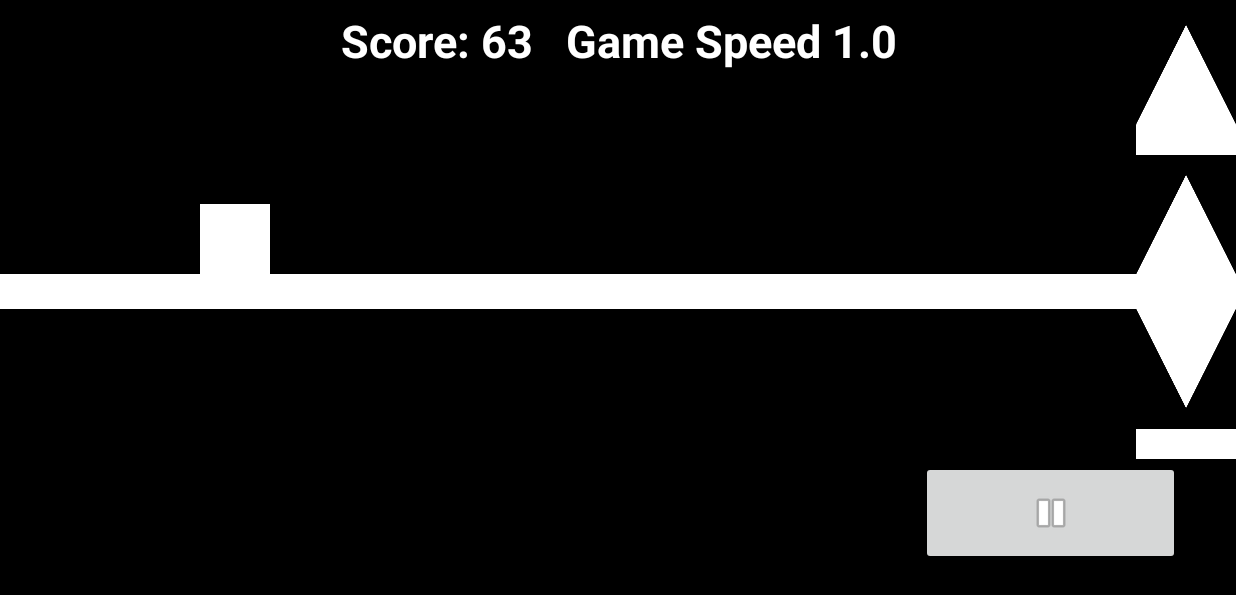
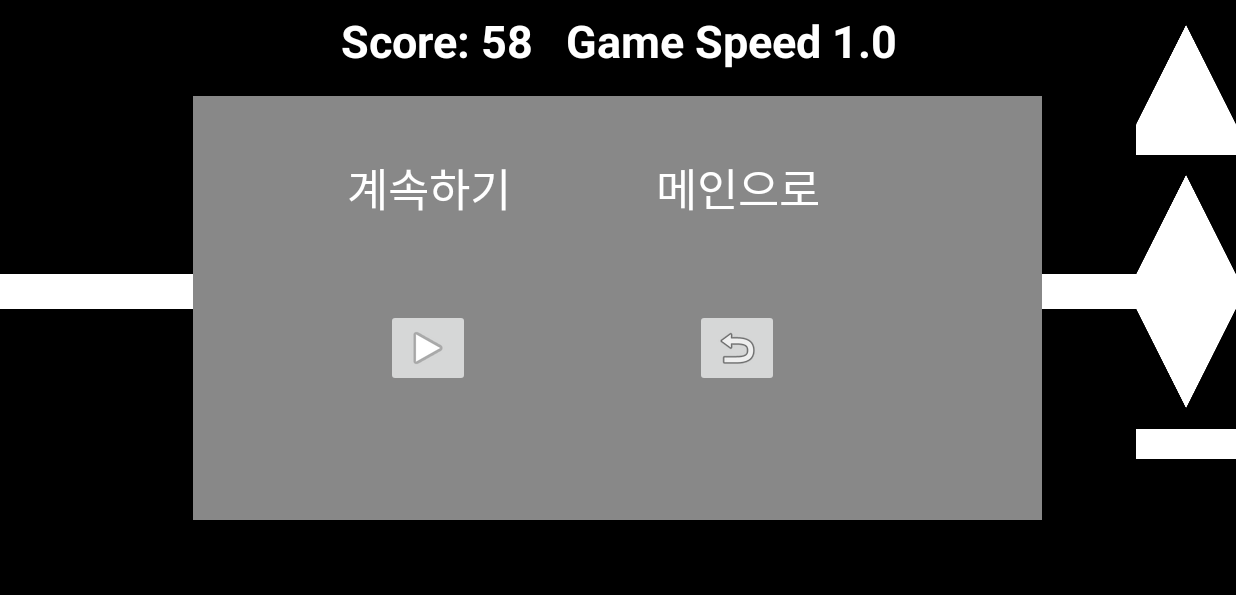
Before and after one commit to bioroid17/RunningGame, an Android app: the Choice screen opened directly, with no data from a screen before it, after a tap on "score_description", on a phone screen of 824 x 412 dp (held sideways). Shown: the top 595 px of the screen. Run offline under Robolectric (Android 15) with nearby library versions, the phone set to English and light mode, and no system bars.

Commit message:
게임 정지 시 판넬과 버튼이 화면을 가릴수 있게 구현

```diff
--- a/app/src/main/java/com/example/runninggame/Choice.java
+++ b/app/src/main/java/com/example/runninggame/Choice.java
@@ -9,10 +9,14 @@ import android.animation.Animator;
 import android.animation.AnimatorListenerAdapter;
 import android.animation.AnimatorSet;
 import android.animation.ObjectAnimator;
+import android.app.Activity;
+import android.content.Intent;
 import android.content.pm.ActivityInfo;
 import android.graphics.Bitmap;
+import android.graphics.Color;
 import android.graphics.Matrix;
 import android.graphics.RectF;
+import android.graphics.drawable.Drawable;
 import android.media.Image;
 import android.os.Bundle;
 import android.os.CountDownTimer;
@@ -52,11 +56,15 @@ public class Choice extends AppCompatActivity {
     static int patNum=0;
     private int score = 0;
     private Timer timer;
+    private View menuview;
     private TextView scoreTextView;
     private TextView restartTextView;
     private  TextView mainmenuTextView;
+    private  TextView resumeTextView;
+    private ImageButton pauseButton;
     private ImageButton restartButton;
     private ImageButton mainmenuButton;
+    private ImageButton resumeButton;
 
     ScoreManager scoreManager;
     private boolean isPaused = false;
@@ -302,16 +310,9 @@ public class Choice extends AppCompatActivity {
         scoreTextView = findViewById(R.id.score_text_view);
         startTimer();
 
-        restartTextView = findViewById(R.id.restart_text);
-        restartTextView.setVisibility(View.INVISIBLE);
-        restartButton = findViewById(R.id.restart_button);
-        restartButton.setVisibility(View.INVISIBLE);
-
-        mainmenuTextView = findViewById(R.id.mainmenu_text);
-        mainmenuTextView.setVisibility(View.INVISIBLE);
-        mainmenuButton = findViewById(R.id.mainmenu_button);
-        mainmenuButton.setVisibility(View.INVISIBLE);
-
+        pauseButton = findViewById(R.id.pause_button);
+        pauseButton.setX(screenWidth - pauseButton.getLayoutParams().width);
+        pauseButton.setY(0);
 
         do{
             gY.clear();
@@ -379,6 +380,78 @@ public class Choice extends AppCompatActivity {
         gamehandler.post(gameRunnable);
         moveHandler.post(moveObjects);
         moveHandler.postDelayed(nextPattern, 1000);
+
+
+        menuview = new View(this);
+        menuview.setVisibility(View.INVISIBLE);
+        menuview.setBackgroundColor(Color.GRAY);
+        menuview.setLayoutParams(new ViewGroup.LayoutParams(screenWidth*11/16, screenHeight*11/16));
+        menuview.setX(screenWidth*5/32);
+        menuview.setY(screenHeight*5/32);
+        ((ViewGroup)findViewById(android.R.id.content)).addView(menuview);
+
+        restartTextView = new TextView(this);
+        restartTextView.setVisibility(View.INVISIBLE);
+        restartTextView.setLayoutParams(new ViewGroup.LayoutParams(ViewGroup.LayoutParams.WRAP_CONTENT, ViewGroup.LayoutParams.WRAP_CONTENT));
+        restartTextView.setGravity(View.TEXT_ALIGNMENT_CENTER);
+        restartTextView.setTextColor(Color.WHITE);
+        restartTextView.setTextSize(30);
+        restartTextView.setBackgroundColor(Color.TRANSPARENT);
+        restartTextView.setX(screenWidth*9/32);
+        restartTextView.setY(screenHeight/4);
+        restartTextView.setText("다시 시작");
+        ((ViewGroup)findViewById(android.R.id.content)).addView(restartTextView);
+
+        restartButton = new ImageButton(this);
+        restartButton.setVisibility(View.INVISIBLE);
+        restartButton.setLayoutParams(new ViewGroup.LayoutParams(ViewGroup.LayoutParams.WRAP_CONTENT, ViewGroup.LayoutParams.WRAP_CONTENT));
+        restartButton.setX(screenWidth*5/16);
+        restartButton.setY(screenHeight/2);
+        restartButton.setImageResource(android.R.drawable.stat_notify_sync);
+        restartButton.setOnClickListener(v -> onRestartButtonClick(v));
+        ((ViewGroup)findViewById(android.R.id.content)).addView(restartButton);
+
+        mainmenuTextView = new TextView(this);
+        mainmenuTextView.setVisibility(View.INVISIBLE);
+        mainmenuTextView.setLayoutParams(new ViewGroup.LayoutParams(ViewGroup.LayoutParams.WRAP_CONTENT, ViewGroup.LayoutParams.WRAP_CONTENT));
+        mainmenuTextView.setGravity(View.TEXT_ALIGNMENT_CENTER);
+        mainmenuTextView.setTextColor(Color.WHITE);
+        mainmenuTextView.setTextSize(30);
+        mainmenuTextView.setBackgroundColor(Color.TRANSPARENT);
+        mainmenuTextView.setX(screenWidth*17/32);
+        mainmenuTextView.setY(screenHeight/4);
+        mainmenuTextView.setText("메인으로");
+        ((ViewGroup)findViewById(android.R.id.content)).addView(mainmenuTextView);
+
+        mainmenuButton = new ImageButton(this);
+        mainmenuButton.setVisibility(View.INVISIBLE);
+        mainmenuButton.setLayoutParams(new ViewGroup.LayoutParams(ViewGroup.LayoutParams.WRAP_CONTENT, ViewGroup.LayoutParams.WRAP_CONTENT));
+        mainmenuButton.setX(screenWidth*9/16);
+        mainmenuButton.setY(screenHeight/2);
+        mainmenuButton.setImageResource(android.R.drawable.ic_menu_revert);
+        mainmenuButton.setOnClickListener(v -> onMainMenuButtonClick(v));
+        ((ViewGroup)findViewById(android.R.id.content)).addView(mainmenuButton);
+
+        resumeTextView = new TextView(this);
+        resumeTextView.setVisibility(View.INVISIBLE);
+        resumeTextView.setLayoutParams(new ViewGroup.LayoutParams(ViewGroup.LayoutParams.WRAP_CONTENT, ViewGroup.LayoutParams.WRAP_CONTENT));
+        resumeTextView.setGravity(View.TEXT_ALIGNMENT_CENTER);
+        resumeTextView.setTextColor(Color.WHITE);
+        resumeTextView.setTextSize(30);
+        resumeTextView.setBackgroundColor(Color.TRANSPARENT);
+        resumeTextView.setX(screenWidth*9/32);
+        resumeTextView.setY(screenHeight/4);
+        resumeTextView.setText("계속하기");
+        ((ViewGroup)findViewById(android.R.id.content)).addView(resumeTextView);
+
+        resumeButton = new ImageButton(this);
+        resumeButton.setVisibility(View.INVISIBLE);
+        resumeButton.setLayoutParams(new ViewGroup.LayoutParams(ViewGroup.LayoutParams.WRAP_CONTENT, ViewGroup.LayoutParams.WRAP_CONTENT));
+        resumeButton.setX(screenWidth*5/16);
+        resumeButton.setY(screenHeight/2);
+        resumeButton.setImageResource(android.R.drawable.ic_media_play);
+        resumeButton.setOnClickListener(v -> onResumeButtonClick(v));
+        ((ViewGroup)findViewById(android.R.id.content)).addView(resumeButton);
 
         View view = findViewById(R.id.deltaRelative);
        view.setOnTouchListener(new View.OnTouchListener() {
@@ -500,11 +573,18 @@ public class Choice extends AppCompatActivity {
     }
 
     public void onPauseButtonClick(View view) {
-        isPaused = !isPaused;
+        pauseButton.setVisibility(View.INVISIBLE);
+        isPaused = true;
+        menuview.setVisibility(View.VISIBLE);
+        mainmenuTextView.setVisibility(View.VISIBLE);
+        mainmenuButton.setVisibility(View.VISIBLE);
+        resumeTextView.setVisibility(View.VISIBLE);
+        resumeButton.setVisibility(View.VISIBLE);
     }
     public void onRestartButtonClick(View view) {
-
+        pauseButton.setVisibility(View.VISIBLE);
         view.setVisibility(View.INVISIBLE);
+        menuview.setVisibility(View.INVISIBLE);
         restartTextView.setVisibility(View.INVISIBLE);
         mainmenuButton.setVisibility(View.INVISIBLE);
         mainmenuTextView.setVisibility(View.INVISIBLE);
@@ -530,6 +610,17 @@ public class Choice extends AppCompatActivity {
         score = 0;
     }
     public void onMainMenuButtonClick(View view){
+        finish();
+    }
+
+    public void onResumeButtonClick(View view){
+        pauseButton.setVisibility(View.VISIBLE);
+        isPaused = false;
+        menuview.setVisibility(View.INVISIBLE);
+        mainmenuTextView.setVisibility(View.INVISIBLE);
+        mainmenuButton.setVisibility(View.INVISIBLE);
+        resumeTextView.setVisibility(View.INVISIBLE);
+        resumeButton.setVisibility(View.INVISIBLE);
     }
 
     @Override
@@ -665,7 +756,9 @@ public class Choice extends AppCompatActivity {
                 if(RectF.intersects(playerHeadRect, gashiRect.get(i))){
 
                     scoreManager.saveScore(score);
+                    pauseButton.setVisibility(View.INVISIBLE);
                     isDead = true;
+                    menuview.setVisibility(View.VISIBLE);
                     speedUpText.setVisibility(View.INVISIBLE);
                     restartButton.setVisibility(View.VISIBLE);
                     restartTextView.setVisibility(View.VISIBLE);
--- a/app/src/main/res/layout/activity_choice.xml
+++ b/app/src/main/res/layout/activity_choice.xml
@@ -27,81 +27,10 @@
 
     <ImageButton
         android:id="@+id/pause_button"
-        android:layout_width="81dp"
+        android:layout_width="69dp"
         android:layout_height="69dp"
-        android:layout_below="@+id/score_text_view"
-        android:layout_alignParentStart="true"
-        android:layout_alignParentEnd="true"
-        android:layout_alignParentBottom="true"
-        android:layout_marginStart="614dp"
-        android:layout_marginTop="253dp"
-        android:layout_marginEnd="37dp"
-        android:layout_marginBottom="35dp"
         android:contentDescription="score_description"
         android:onClick="onPauseButtonClick"
         app:srcCompat="@android:drawable/ic_media_pause" />
 
-    <TextView
-        android:id="@+id/restart_text"
-        android:layout_width="142dp"
-        android:layout_height="wrap_content"
-        android:layout_below="@+id/score_text_view"
-        android:layout_alignParentStart="true"
-        android:layout_marginStart="153dp"
-        android:layout_marginTop="9dp"
-        android:background="@android:color/transparent"
-        android:gravity="center"
-        android:text="Restart?"
-        android:textColor="@color/white"
-        android:textSize="30sp"
-        android:textStyle="bold" />
-
-    <ImageButton
-        android:id="@+id/restart_button"
-        android:layout_width="wrap_content"
-        android:layout_height="wrap_content"
-        android:layout_below="@+id/restart_text"
-        android:layout_alignParentStart="true"
-        android:layout_alignParentEnd="true"
-        android:layout_alignParentBottom="true"
-        android:layout_marginStart="179dp"
-        android:layout_marginTop="17dp"
-        android:layout_marginEnd="461dp"
-        android:layout_marginBottom="234dp"
-        android:contentDescription="tap_to_restart"
-        android:onClick="onRestartButtonClick"
-        app:srcCompat="@android:drawable/stat_notify_sync" />
-
-    <TextView
-        android:id="@+id/mainmenu_text"
-        android:layout_width="183dp"
-        android:layout_height="wrap_content"
-        android:layout_below="@+id/score_text_view"
-        android:layout_alignParentEnd="true"
-        android:layout_marginStart="130dp"
-        android:layout_marginTop="11dp"
-        android:layout_marginEnd="123dp"
-        android:layout_toEndOf="@+id/restart_text"
-        android:background="@android:color/transparent"
-        android:gravity="center"
-        android:text="Main Menu?"
-        android:textColor="@color/white"
-        android:textSize="30sp"
-        android:textStyle="bold" />
-
-    <ImageButton
-        android:id="@+id/mainmenu_button"
-        android:layout_width="97dp"
-        android:layout_height="61dp"
-        android:layout_below="@+id/mainmenu_text"
-        android:layout_alignParentStart="true"
-        android:layout_alignParentEnd="true"
-        android:layout_alignParentBottom="true"
-        android:layout_marginStart="469dp"
-        android:layout_marginTop="13dp"
-        android:layout_marginEnd="165dp"
-        android:layout_marginBottom="232dp"
-        android:contentDescription="tap_to_main"
-        app:srcCompat="?attr/actionModeCloseDrawable" />
-
 </RelativeLayout>
```
Also changed, not shown: app/src/main/res/drawable/greyrectangle.png (added).
